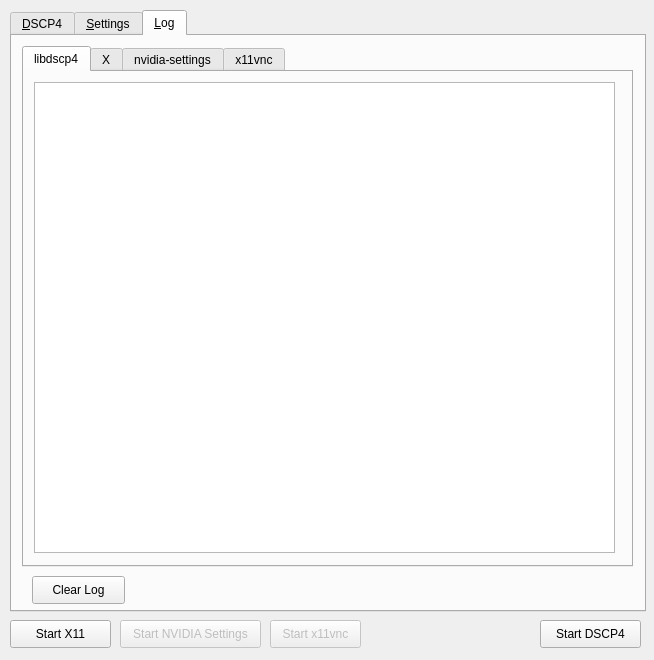
First picture: the form in render_algorithms/dscp4/dscp4-qt/ui/mainwindow.ui, repository itsermo/holovideo-algorithms, before the edit.
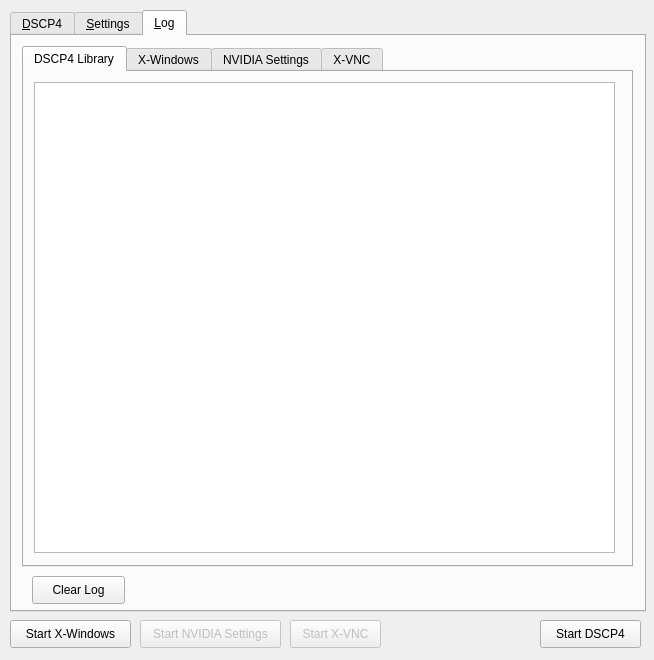
Second picture: the form after the edit. The open tabs and pages were chosen to show the change.

Commit message: just some user interface tweaks to dscp4-qt

Patch:
```diff
--- a/render_algorithms/dscp4/dscp4-qt/ui/mainwindow.ui
+++ b/render_algorithms/dscp4/dscp4-qt/ui/mainwindow.ui
@@ -2964,7 +2964,7 @@
       </property>
       <widget class="QWidget" name="tab">
        <attribute name="title">
-        <string>libdscp4</string>
+        <string>DSCP4 Library</string>
        </attribute>
        <widget class="QTextEdit" name="dscp4LogTextEdit">
         <property name="geometry">
@@ -2982,7 +2982,7 @@
       </widget>
       <widget class="QWidget" name="tab_3">
        <attribute name="title">
-        <string>X</string>
+        <string>X-Windows</string>
        </attribute>
        <widget class="QTextEdit" name="x11LogTextEdit">
         <property name="geometry">
@@ -3000,7 +3000,7 @@
       </widget>
       <widget class="QWidget" name="tab_2">
        <attribute name="title">
-        <string>nvidia-settings</string>
+        <string>NVIDIA Settings</string>
        </attribute>
        <widget class="QTextEdit" name="nvidiaSettingsLogTextEdit">
         <property name="geometry">
@@ -3018,7 +3018,7 @@
       </widget>
       <widget class="QWidget" name="tab_4">
        <attribute name="title">
-        <string>x11vnc</string>
+        <string>X-VNC</string>
        </attribute>
        <widget class="QTextEdit" name="x11vncLogTextEdit">
         <property name="geometry">
@@ -3058,7 +3058,7 @@
      <rect>
       <x>10</x>
       <y>620</y>
-      <width>101</width>
+      <width>121</width>
       <height>28</height>
      </rect>
     </property>
@@ -3066,7 +3066,7 @@
      <string>&lt;html&gt;&lt;head/&gt;&lt;body&gt;&lt;p&gt;Launches the X server&lt;/p&gt;&lt;/body&gt;&lt;/html&gt;</string>
     </property>
     <property name="text">
-     <string>Start X11</string>
+     <string>Start X-Windows</string>
     </property>
    </widget>
    <widget class="QPushButton" name="nvidiaSettingsToggleButton">
@@ -3075,7 +3075,7 @@
     </property>
     <property name="geometry">
      <rect>
-      <x>120</x>
+      <x>140</x>
       <y>620</y>
       <width>141</width>
       <height>28</height>
@@ -3094,7 +3094,7 @@
     </property>
     <property name="geometry">
      <rect>
-      <x>270</x>
+      <x>290</x>
       <y>620</y>
       <width>91</width>
       <height>28</height>
@@ -3104,7 +3104,7 @@
      <string>&lt;html&gt;&lt;head/&gt;&lt;body&gt;&lt;p&gt;Launches x11vnc server. This allows you to connect to the X11 session via VNC client to peek at the framebuffer data (for debugging purposes).&lt;/p&gt;&lt;/body&gt;&lt;/html&gt;</string>
     </property>
     <property name="text">
-     <string>Start x11vnc</string>
+     <string>Start X-VNC</string>
     </property>
    </widget>
   </widget>
```
The commit also changes 2 other files.
